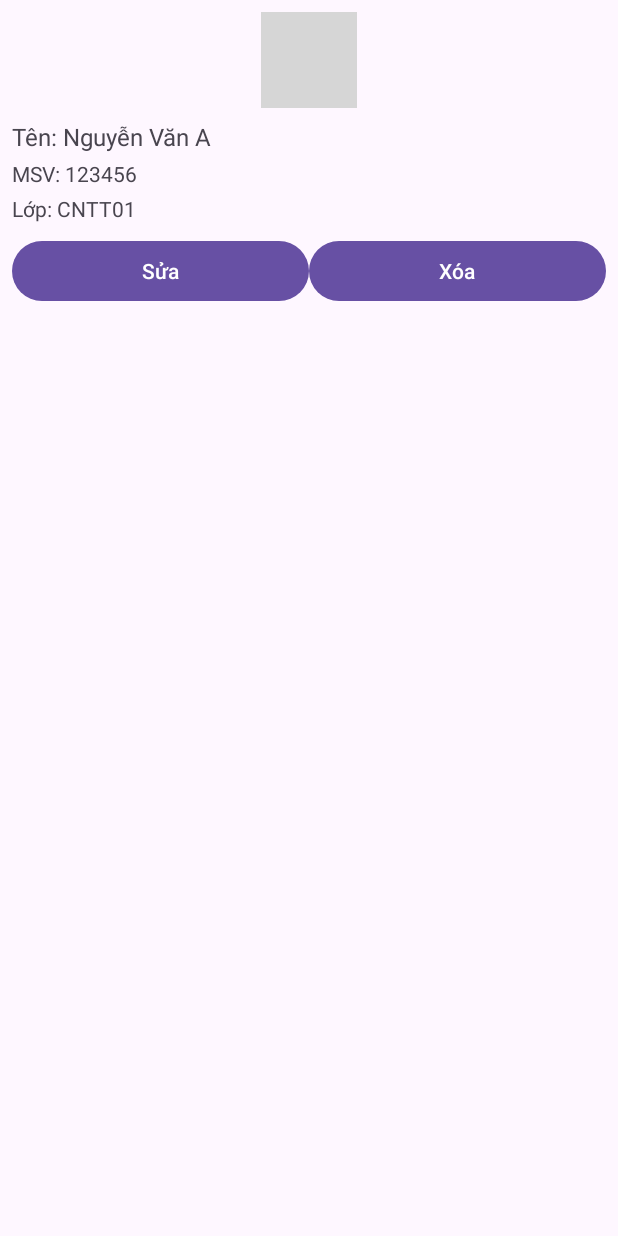
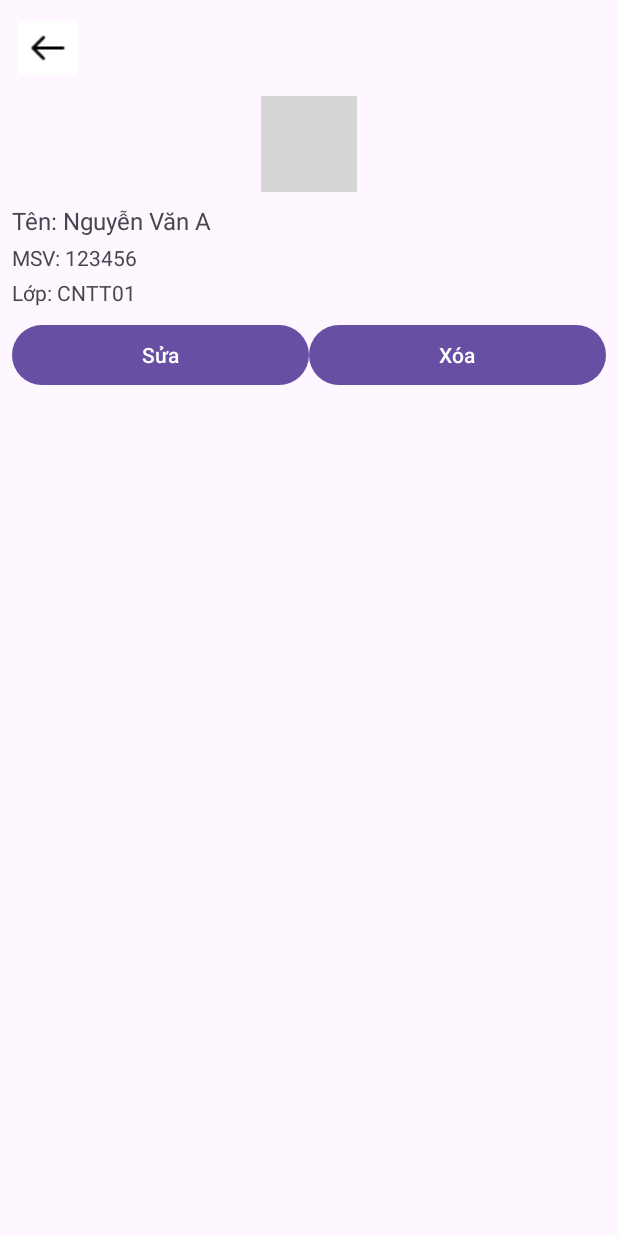
Before and after one commit to CongPhuoc-gum/BaiKiemTraCK-Nhom5, an Android app: the layout thongtin_row.xml on its own in the app's theme, with its tools: preview values and no code run, on a phone screen of 412 x 824 dp. Run offline under Robolectric (Android 15) with nearby library versions, the phone set to English and light mode, and no system bars; grey boxes are pictures that could not be loaded.

Commit message:
trang thong tin

```diff
--- a/app/src/main/res/layout/thongtin_row.xml
+++ b/app/src/main/res/layout/thongtin_row.xml
@@ -3,6 +3,21 @@
     android:layout_height="wrap_content"
     android:orientation="vertical"
     android:padding="8dp">
+    <LinearLayout
+        android:layout_width="match_parent"
+        android:layout_height="wrap_content"
+        android:orientation="horizontal"
+        android:paddingBottom="8dp">
+
+        <ImageButton
+            android:id="@+id/btn_back"
+            android:layout_width="48dp"
+            android:layout_height="48dp"
+            android:backgroundTint="@color/white"
+            android:src="@drawable/icon_back"/>
+
+
+    </LinearLayout>
 
     <!-- Ảnh đại diện -->
     <ImageView
```
Also changed, not shown: app/src/main/res/drawable/icon_back.png (added).
